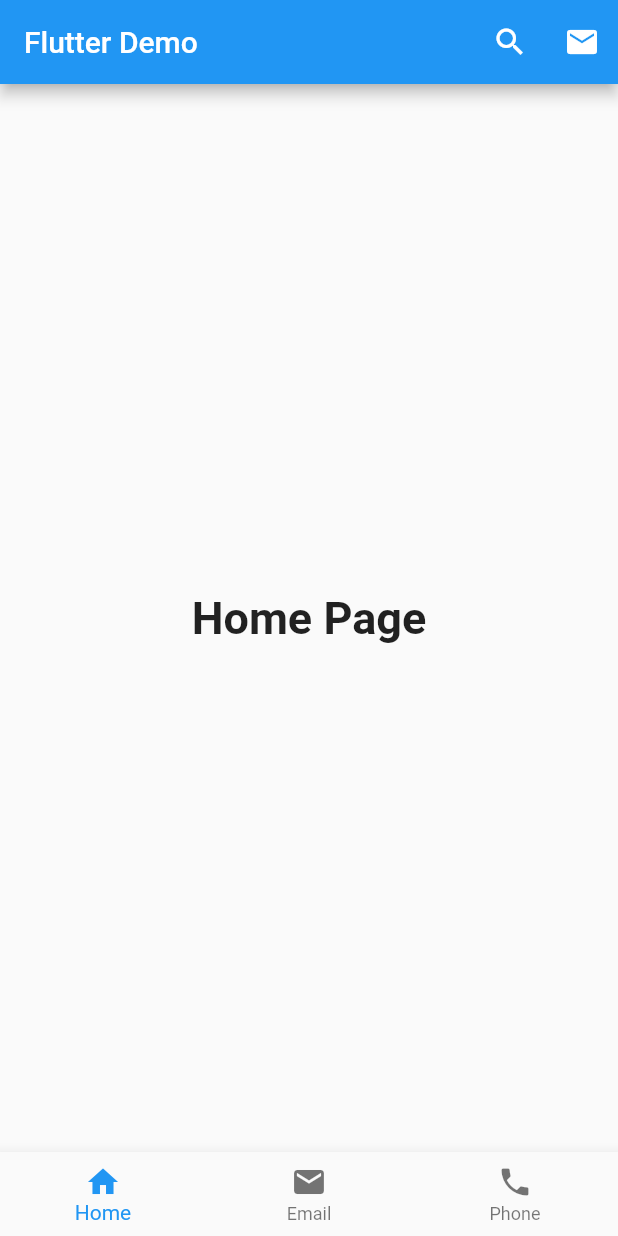
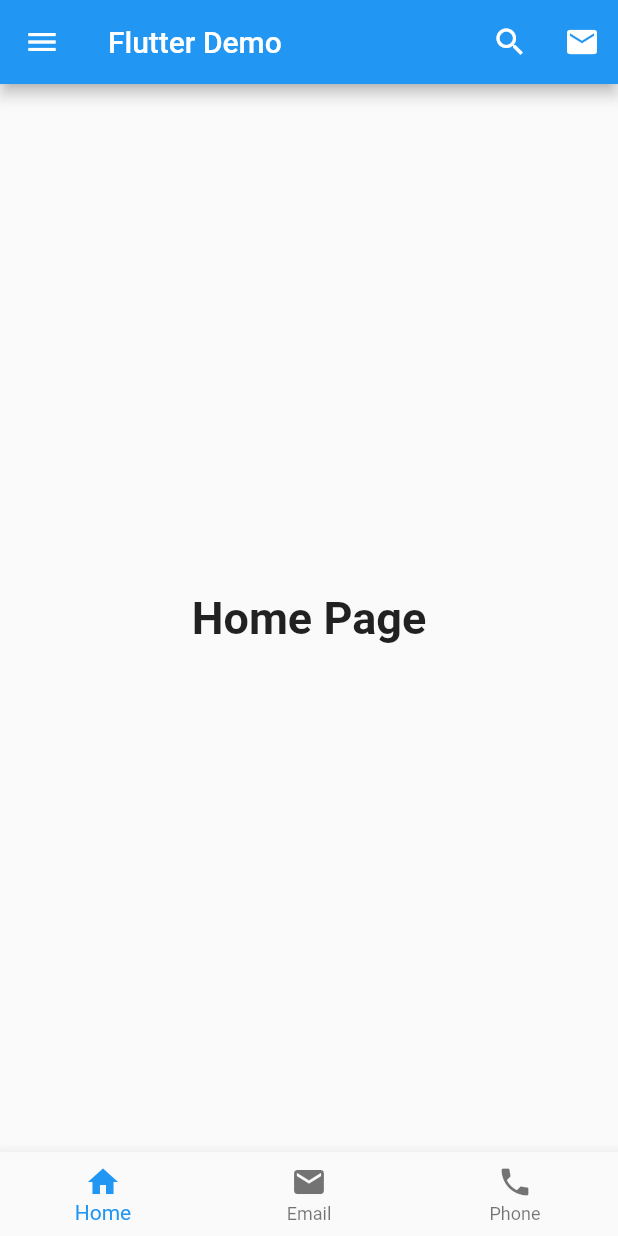
Before and after one commit to Oaman/FlutterX, a Flutter app: the screen it shows after launch, on a phone screen of 412 x 824 dp. Run offline on Flutter 3.47's test engine with Material 2 defaults, Android fonts, the phone set to English and light mode, and no system bars; missing offline and left inert: flukit.

Commit message:
add drawer layout

```diff
--- a/lib/main.dart
+++ b/lib/main.dart
@@ -1,5 +1,4 @@
 import 'package:flutter/material.dart';
-import 'package:flutter_app/ui/pages/guide_page.dart';
 import 'package:flutter_app/ui/pages/main_page.dart';
 
 void main() => runApp(MyApp());
--- a/lib/ui/pages/main_page.dart
+++ b/lib/ui/pages/main_page.dart
@@ -62,6 +62,50 @@ class _MyHomePageState extends State<MainPage> {
               })
         ],
       ),
+      drawer: Drawer(
+        child: ListView(
+          padding: EdgeInsets.zero,
+          children: <Widget>[
+            Container(
+              child: DrawerHeader(
+                  decoration: BoxDecoration(
+                      color: Colors.blue,
+                      borderRadius: BorderRadius.only(
+                          bottomLeft: Radius.circular(10),
+                          bottomRight: Radius.circular(10))),
+                  child: Center(
+                    child: Column(
+                      children: <Widget>[
+                        CircleAvatar(
+                          radius: 30,
+                          child: Image.asset("assets/images/logo.png"),
+                        ),
+                        Text(
+                          "Drawer Header",
+                          style: TextStyle(color: Colors.white, fontSize: 20),
+                        )
+                      ],
+                    ),
+                  )),
+            ),
+            ListTile(
+              leading: Icon(Icons.phone),
+              title: Text("Phone"),
+              onTap: () => Navigator.pop(context),
+            ),
+            ListTile(
+              leading: Icon(Icons.email),
+              title: Text("Email"),
+              onTap: () => Navigator.pop(context),
+            ),
+            ListTile(
+              leading: Icon(Icons.home),
+              title: Text("Home"),
+              onTap: () => Navigator.pop(context),
+            ),
+          ],
+        ),
+      ),
       bottomNavigationBar: BottomNavigationBar(
         items: const <BottomNavigationBarItem>[
           BottomNavigationBarItem(
```
